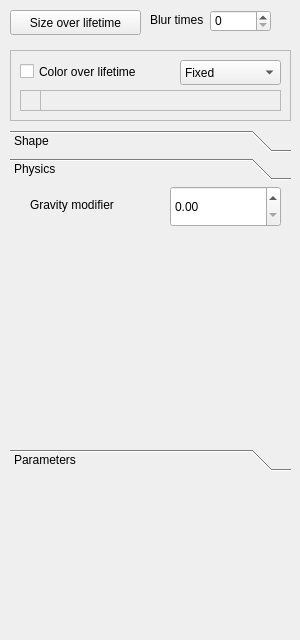
The window that main/editor.ui (boobhsi/Qt-ParticleWidget) describes before a commit, drawn with Qt 5.
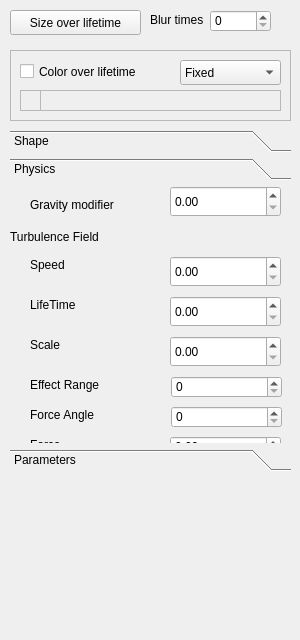
The same window after the commit. The open tabs and pages were chosen to show the change. Custom widgets are drawn as their Qt base class.

Commit message: Add turbulence field

Patch:
```diff
--- a/main/editor.ui
+++ b/main/editor.ui
@@ -329,10 +329,161 @@
        <x>160</x>
        <y>0</y>
        <width>111</width>
-       <height>41</height>
+       <height>31</height>
       </rect>
      </property>
     </widget>
+    <widget class="QDoubleSpinBox" name="tSpeed">
+     <property name="geometry">
+      <rect>
+       <x>160</x>
+       <y>70</y>
+       <width>111</width>
+       <height>31</height>
+      </rect>
+     </property>
+    </widget>
+    <widget class="QDoubleSpinBox" name="tLife">
+     <property name="geometry">
+      <rect>
+       <x>160</x>
+       <y>110</y>
+       <width>111</width>
+       <height>31</height>
+      </rect>
+     </property>
+    </widget>
+    <widget class="QDoubleSpinBox" name="tScale">
+     <property name="geometry">
+      <rect>
+       <x>160</x>
+       <y>150</y>
+       <width>111</width>
+       <height>31</height>
+      </rect>
+     </property>
+    </widget>
+    <widget class="QSpinBox" name="tRange">
+     <property name="geometry">
+      <rect>
+       <x>161</x>
+       <y>190</y>
+       <width>111</width>
+       <height>22</height>
+      </rect>
+     </property>
+    </widget>
+    <widget class="QSpinBox" name="tForceAngle">
+     <property name="geometry">
+      <rect>
+       <x>161</x>
+       <y>220</y>
+       <width>111</width>
+       <height>22</height>
+      </rect>
+     </property>
+    </widget>
+    <widget class="QLabel" name="label_14">
+     <property name="geometry">
+      <rect>
+       <x>20</x>
+       <y>70</y>
+       <width>121</width>
+       <height>17</height>
+      </rect>
+     </property>
+     <property name="text">
+      <string>Speed</string>
+     </property>
+    </widget>
+    <widget class="QLabel" name="label_15">
+     <property name="geometry">
+      <rect>
+       <x>20</x>
+       <y>110</y>
+       <width>121</width>
+       <height>17</height>
+      </rect>
+     </property>
+     <property name="text">
+      <string>LifeTime</string>
+     </property>
+    </widget>
+    <widget class="QLabel" name="label_16">
+     <property name="geometry">
+      <rect>
+       <x>20</x>
+       <y>150</y>
+       <width>121</width>
+       <height>17</height>
+      </rect>
+     </property>
+     <property name="text">
+      <string>Scale</string>
+     </property>
+    </widget>
+    <widget class="QLabel" name="label_17">
+     <property name="geometry">
+      <rect>
+       <x>20</x>
+       <y>190</y>
+       <width>121</width>
+       <height>17</height>
+      </rect>
+     </property>
+     <property name="text">
+      <string>Effect Range</string>
+     </property>
+    </widget>
+    <widget class="QLabel" name="label_18">
+     <property name="geometry">
+      <rect>
+       <x>20</x>
+       <y>220</y>
+       <width>121</width>
+       <height>17</height>
+      </rect>
+     </property>
+     <property name="text">
+      <string>Force Angle</string>
+     </property>
+    </widget>
+    <widget class="QLabel" name="label_19">
+     <property name="geometry">
+      <rect>
+       <x>0</x>
+       <y>40</y>
+       <width>121</width>
+       <height>21</height>
+      </rect>
+     </property>
+     <property name="text">
+      <string>Turbulence Field</string>
+     </property>
+    </widget>
+    <widget class="QDoubleSpinBox" name="tForce">
+     <property name="geometry">
+      <rect>
+       <x>160</x>
+       <y>250</y>
+       <width>111</width>
+       <height>21</height>
+      </rect>
+     </property>
+    </widget>
+    <widget class="QLabel" name="label_20">
+     <property name="geometry">
+      <rect>
+       <x>20</x>
+       <y>250</y>
+       <width>121</width>
+       <height>17</height>
+      </rect>
+     </property>
+     <property name="text">
+      <string>Force</string>
+     </property>
+    </widget>
    </widget>
    <widget class="QWidget" name="parameters">
     <property name="geometry">
```
Left out of the diff: 2 changed lines with no effect on the pictures. The commit also changes 8 other files.
